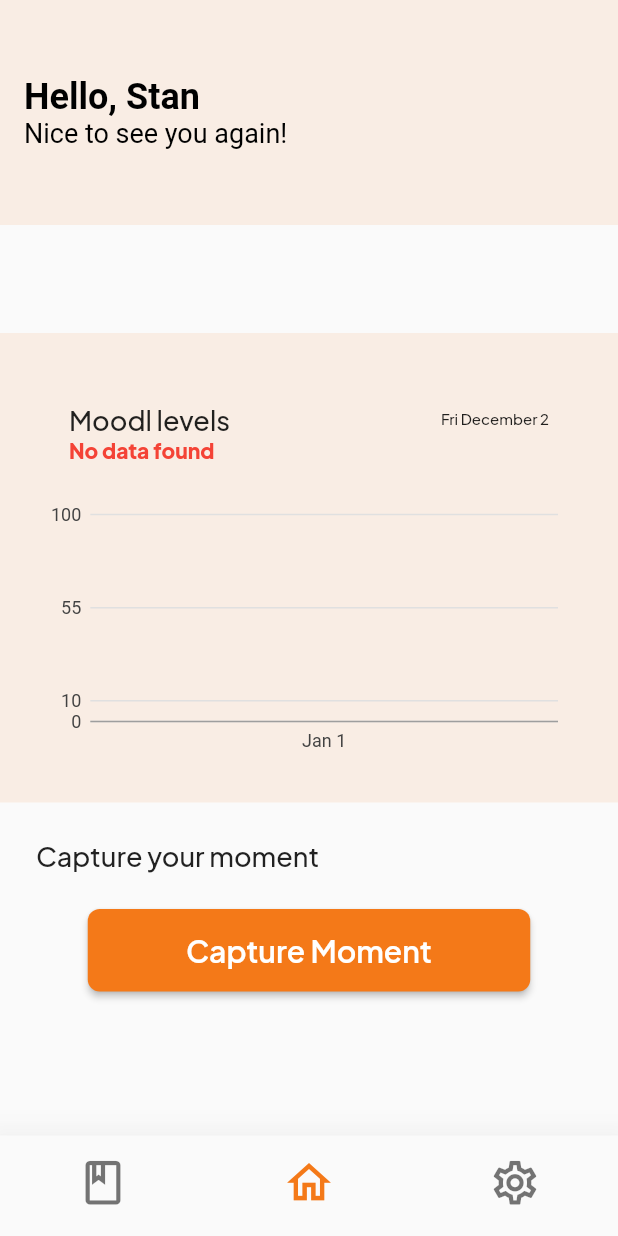
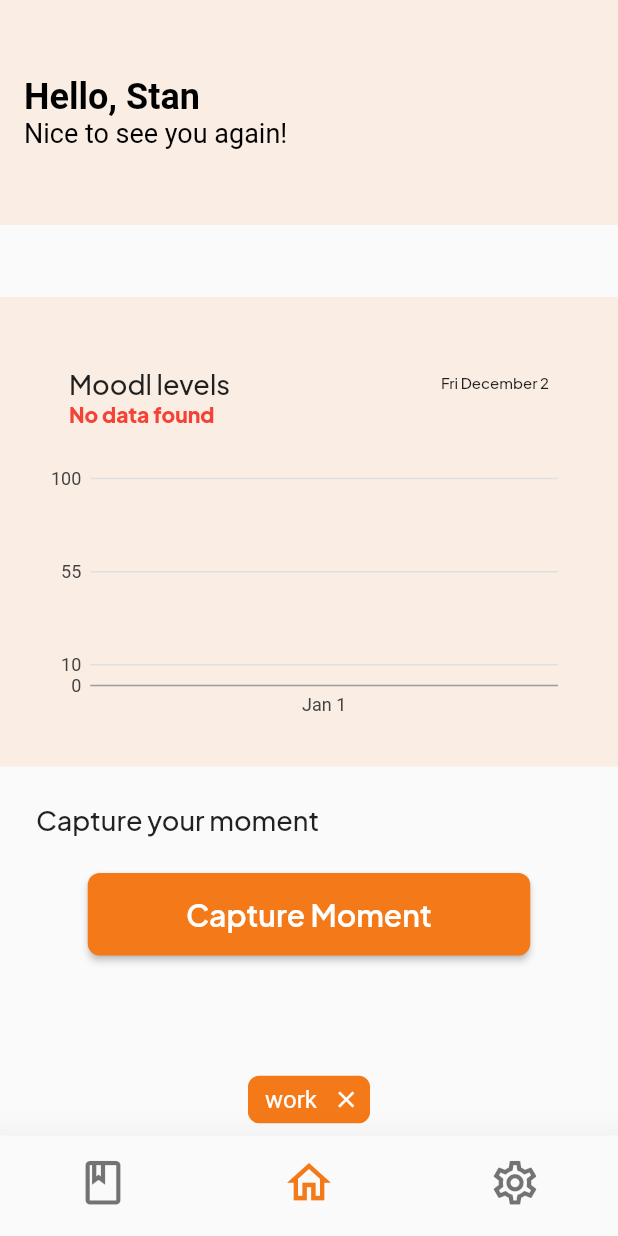
Before and after one commit to dirkzon/Moodlet, a Flutter app: the screen it shows after launch, on a phone screen of 412 x 824 dp. Run offline on Flutter 3.47's test engine with Material 2 defaults, Android fonts, the phone set to English and light mode, and no system bars; our stand-ins replace charts_flutter, flutter_blue, hive, hive_flutter; accounts and stored records are empty.

Commit message:
worked on themes

```diff
--- a/lib/pages/common_components/chart.dart
+++ b/lib/pages/common_components/chart.dart
@@ -129,16 +129,17 @@ class MoodChart extends StatelessWidget {
                 ])),
             SizedBox(
               height: 180,
+              width: 400,
               child: charts.TimeSeriesChart(
                 _getData(),
                 animate: true,
                 animationDuration: const Duration(milliseconds: 750),
-                behaviors: [
-                  charts.PanAndZoomBehavior(),
-                  charts.SlidingViewport(
-                    charts.SelectionModelType.action,
-                  ),
-                ],
+                // behaviors: [
+                //   charts.PanAndZoomBehavior(),
+                //   charts.SlidingViewport(
+                //     charts.SelectionModelType.action,
+                //   ),
+                // ],
                 primaryMeasureAxis: charts.NumericAxisSpec(
                     tickProviderSpec: charts.StaticNumericTickProviderSpec(
                         _createPrimaryTickSpec())),
@@ -149,8 +150,8 @@ class MoodChart extends StatelessWidget {
                     : const charts.DateTimeAxisSpec(
                         tickFormatterSpec: charts.AutoDateTimeTickFormatterSpec(
                           day: charts.TimeFormatterSpec(
-                            format: 'dd MMM',
-                            transitionFormat: 'dd MMM',
+                            format: 'ddd',
+                            transitionFormat: 'ddd',
                           ),
                         ),
                       ),
--- a/lib/pages/home_page/home_screen.dart
+++ b/lib/pages/home_page/home_screen.dart
@@ -2,7 +2,6 @@ import 'package:flutter/material.dart';
 import 'package:provider/provider.dart';
 
 import '../../comms/hive/adaptors/hiveEntryRepository.dart';
-import '../../comms/hive/models/hiveEntry.dart';
 import '../common_components/chart.dart';
 
 class HomeScreen extends StatefulWidget {
@@ -44,11 +43,6 @@ class _HomeScreenState extends State<HomeScreen> {
               ),
             ])),
         const Spacer(),
-        // MoodChart(
-        //     entry.getEntries(
-        //         DateTime.parse("2022-10-13"), DateTime.parse("2022-10-14")),
-        //     DateTime.parse("2022-10-13"),
-        //     (DateTime.parse("2022-10-14"))),
         Container(
           color: const Color.fromARGB(25, 244, 119, 24),
           child: MoodChart(
@@ -72,11 +66,11 @@ class _HomeScreenState extends State<HomeScreen> {
           ),
         ),
         const Spacer(),
-        // Chip(
-        //   label: const Text('test'),
-        //   deleteIcon: const Icon(Icons.close),
-        //   onDeleted: () => print('deleted'),
-        // ),
+        Chip(
+          label: const Text('work'),
+          deleteIcon: const Icon(Icons.close),
+          onDeleted: () => print('deleted'),
+        ),
         // SizedBox(width: 340, child: TextFormField()),
         // SizedBox(
         //     width: 340,
--- a/lib/pages/theme_config.dart
+++ b/lib/pages/theme_config.dart
@@ -57,11 +57,13 @@ class ThemeConfig {
       ),
 
       //chips
-      chipTheme: const ChipThemeData(
-        backgroundColor: Color(0xffF47918),
-        labelStyle: TextStyle(color: Colors.white),
-        iconTheme: IconThemeData(color: Colors.white),
+      chipTheme: ChipThemeData(
+        backgroundColor: const Color(0xffF47918),
+        labelStyle: const TextStyle(
+            color: Colors.white, fontWeight: FontWeight.w400, fontSize: 16),
+        iconTheme: const IconThemeData(color: Colors.white),
         deleteIconColor: Colors.white,
+        shape: RoundedRectangleBorder(borderRadius: BorderRadius.circular(8)),
       ),
 
       //text button
```
Also changed, not shown: lib/pages/journal_page/journal_screen.dart (+30 -1 lines).
